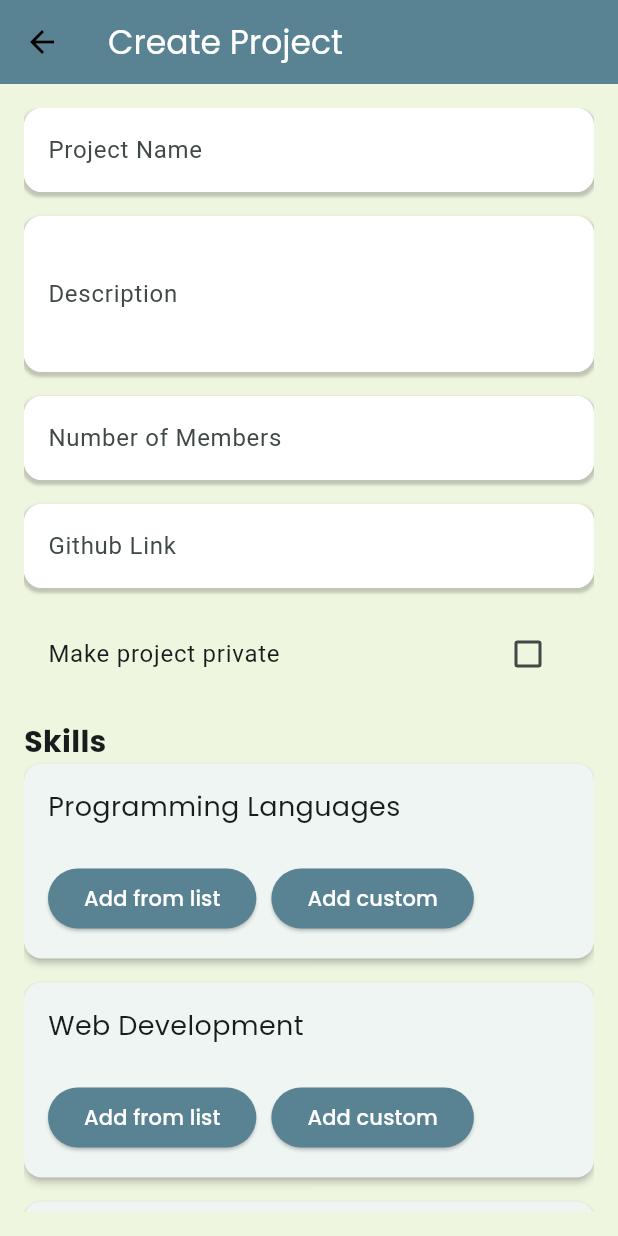
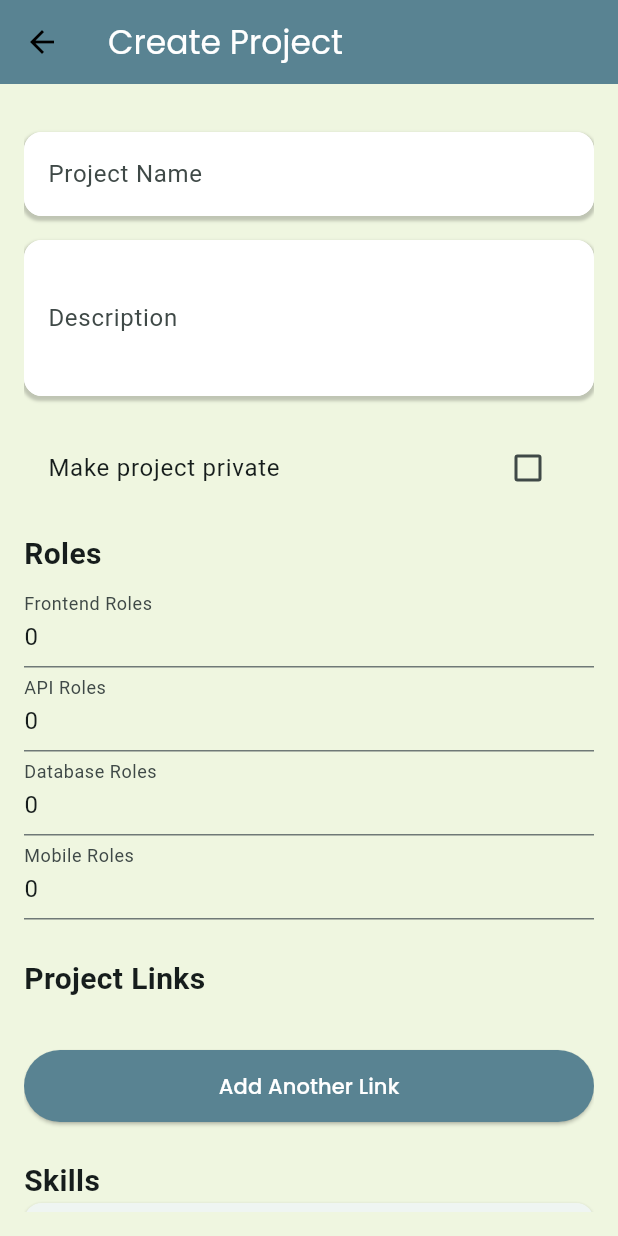
Before and after one commit to lbrown169/Codennect, a Flutter app: the CreateProjectsPage screen opened directly, on a phone screen of 412 x 824 dp. Run offline on Flutter 3.47's test engine with Material 3 defaults, Android fonts, the phone set to English and light mode, and no system bars; our stand-ins replace dio, google_fonts, shared_preferences; accounts and stored records are empty.

Commit message:
Create project updates

```diff
--- a/mobile/lib/integration/create_project_call.dart
+++ b/mobile/lib/integration/create_project_call.dart
@@ -0,0 +1,42 @@
+import 'dart:convert';
+import 'package:http/http.dart' as http;
+
+class CreateProjectCall {
+  static const String baseUrl = 'http://cop4331.tech/api';
+
+  static Future<bool> createProject({
+    required String name,
+    required String description,
+    required bool is_private,
+    required List<String> required_skills,
+    required List<Map<String, dynamic>> fields,
+    required Map<String, int>  roles,
+
+  }) async {
+
+    try {
+      final response = await http.post(
+        Uri.parse('$baseUrl/create-project'),
+        headers: {"Content-Type": "application/json"},
+        body: jsonEncode({
+          'name': name,
+          'description': description,
+          'is_private': is_private,
+          'required_skills': required_skills,
+          'fields': fields,
+          'roles': roles,
+        }),
+      );
+
+      if (response.statusCode == 200) {
+        return true;
+      } else {
+        print('Failed to create project: ${response.statusCode}');
+        return false;
+      }
+    } catch (e) {
+      print('Error during creating project: $e');
+      return false;
+    }
+  }
+}
--- a/mobile/lib/pages/create_project_page.dart
+++ b/mobile/lib/pages/create_project_page.dart
@@ -1,7 +1,9 @@
 import 'package:flutter/material.dart';
 import 'package:google_fonts/google_fonts.dart';
-//import 'package:mobile/integration/create_project_call.dart';
+import 'package:mobile/integration/create_project_call.dart';
 import 'my_projects_page.dart';
+import '../objects/field_details.dart';
+import '../objects/project.dart';
 
 class CreateProjectsPage extends StatefulWidget {
   const CreateProjectsPage({super.key});
@@ -13,11 +15,13 @@ class CreateProjectsPage extends StatefulWidget {
 class _CreateProjectsPageState extends State<CreateProjectsPage> {
   final _nameController = TextEditingController();
   final _descriptionController = TextEditingController();
-  final _memberCountController = TextEditingController();
-  final _githubLinkController = TextEditingController();
   bool _isPrivate = false;
   final _formKey = GlobalKey<FormState>();
-  int _memberCount = 1;
+  int _frontendCount = 0;
+  int _backendCount = 0;
+  int _databaseCount = 0;
+  int _mobileCount = 0;
+  List<Map<String, String>> _links = [];
 
   List<String> programSkills = [];
   List<String> webDevelopmentSkills = [];
@@ -25,9 +29,12 @@ class _CreateProjectsPageState extends State<CreateProjectsPage> {
   List<String> mobileSkills = [];
   List<String> otherToolsSkills = [];
 
+  final _frontendController = TextEditingController(text: '0');
+  final _backendController = TextEditingController(text: '0');
+  final _databaseController = TextEditingController(text: '0');
+  final _mobileController = TextEditingController(text: '0');
   final TextEditingController programLangController = TextEditingController();
-  final TextEditingController webDevelopmentController =
-      TextEditingController();
+  final TextEditingController webDevelopmentController = TextEditingController();
   final TextEditingController backendController = TextEditingController();
   final TextEditingController mobileController = TextEditingController();
   final TextEditingController otherToolsController = TextEditingController();
@@ -83,6 +90,18 @@ class _CreateProjectsPageState extends State<CreateProjectsPage> {
   void addItemFromBank(String item, List<String> list) {
     setState(() {
       if (!list.contains(item)) list.add(item);
+    });
+  }
+
+    void _addLink() {
+    setState(() {
+      _links.add({"label": "", "url": ""});
+    });
+  }
+
+  void _removeLink(int index) {
+    setState(() {
+      _links.removeAt(index);
     });
   }
 
@@ -178,36 +197,57 @@ class _CreateProjectsPageState extends State<CreateProjectsPage> {
   }
 
   void _saveProject() async {
-    //   if (_formKey.currentState?.validate() ?? false) {
-    //     print('Project Name: ${_nameController.text}');
-    //     print('Description: ${_descriptionController.text}');
-    //     print('Member Count: $_memberCount');
-    //     print('Is Private: $_isPrivate');
+      if (_formKey.currentState?.validate() ?? false) {
+        List<String> allSkills = [
+          ...programSkills,
+          ...webDevelopmentSkills,
+          ...backendSkills,
+          ...mobileSkills,
+        ...otherToolsSkills,
+      ];
 
-    //     // final success = await CreateProjectCall.createProject(
-    //     //   name: _nameController.text,
-    //     //   description: _descriptionController.text,
-    //     //   memberLimit: _memberCount,
-    //     // );
+      Map<String, int> roles = {
+        'Frontend': _frontendCount,
+        'API': _backendCount,
+        'Database': _databaseCount,
+        'Mobile': _mobileCount,
+      };
 
-    //     if (success) {
-    //       ScaffoldMessenger.of(context).showSnackBar(
-    //         const SnackBar(content: Text('Project saved successfully!')),
-    //       );
-    //       Navigator.pushReplacement(
-    //         context,
-    //         MaterialPageRoute(builder: (context) => const MyProjectsPage()),
-    //       );
-    //     } else {
-    //       ScaffoldMessenger.of(context).showSnackBar(
-    //         const SnackBar(content: Text('Failed to save project.')),
-    //       );
-    //     }
-    //   } else {
-    //     ScaffoldMessenger.of(context).showSnackBar(
-    //       const SnackBar(content: Text('Please fill in all required fields.')),
-    //     );
-    //   }
+      final success = await CreateProjectCall.createProject(
+        name: _nameController.text.trim(),
+        description: _descriptionController.text.trim(),
+        is_private: _isPrivate,
+        required_skills: allSkills,
+        fields: _links.map((link) {
+          final label = link['label'] ?? '';
+          final url = link['url'] ?? '';
+          return {
+            'name': label,
+            'value': url,
+            'private': false,
+          };
+        }).toList(),
+        roles: roles,
+      );
+
+        if (success) {
+          ScaffoldMessenger.of(context).showSnackBar(
+            const SnackBar(content: Text('Project saved successfully!')),
+          );
+          Navigator.pushReplacement(
+            context,
+            MaterialPageRoute(builder: (context) => const MyProjectsPage()),
+          );
+        } else {
+          ScaffoldMessenger.of(context).showSnackBar(
+            const SnackBar(content: Text('Failed to save project.')),
+          );
+        }
+      } else {
+        ScaffoldMessenger.of(context).showSnackBar(
+          const SnackBar(content: Text('Please fill in all required fields.')),
+        );
+      }
   }
 
   @override
@@ -236,23 +276,13 @@ class _CreateProjectsPageState extends State<CreateProjectsPage> {
           key: _formKey,
           child: ListView(
             children: [
+              const SizedBox(height: 16),
               _buildTextInput('Project Name', _nameController,
                   isRequired: true),
               const SizedBox(height: 16),
               _buildTextInput('Description', _descriptionController,
                   isRequired: true, maxLines: 3),
-              const SizedBox(height: 16),
-              _buildTextInput(
-                'Number of Members',
-                _memberCountController,
-                isNumber: true,
-                onChanged: (val) =>
-                    setState(() => _memberCount = int.tryParse(val) ?? 1),
-              ),
-              const SizedBox(height: 16),
-              _buildTextInput('Github Link', _githubLinkController,
-                  isRequired: false),
-              const SizedBox(height: 16),
+              const SizedBox(height: 20),
               CheckboxListTile(
                 title: Text('Make project private'),
                 value: _isPrivate,
@@ -263,10 +293,57 @@ class _CreateProjectsPageState extends State<CreateProjectsPage> {
                 },
                 activeColor: const Color(0xFF124559),
               ),
-              const SizedBox(height: 16),
-              Text('Skills',
-                  style: GoogleFonts.poppins(
-                      fontWeight: FontWeight.bold, fontSize: 20)),
+              const SizedBox(height: 15),
+              // Roles Section
+              Text('Roles', style: TextStyle(fontSize: 20, fontWeight: FontWeight.bold)),
+              SizedBox(height: 5),
+
+              _buildRoleCountField('Frontend', _frontendController, (value) {
+                _frontendCount = value;
+              }),
+              _buildRoleCountField('API', _backendController, (value) {
+                _backendCount = value;
+              }),
+              _buildRoleCountField('Database', _databaseController, (value) {
+                _databaseCount = value;
+              }),
+              _buildRoleCountField('Mobile', _mobileController, (value) {
+                _mobileCount = value;
+              }),
+              SizedBox(height: 25),
+
+              // Links Section
+              Text('Project Links',
+                  style: TextStyle(fontSize: 20, fontWeight: FontWeight.bold)),
+              SizedBox(height: 8),
+              for (int i = 0; i < _links.length; i++)
+                LinkRow(
+                  link: _links[i],
+                  onLabelChanged: (newLabel) {
+                    setState(() {
+                      _links[i]['label'] = newLabel;
+                    });
+                  },
+                  onUrlChanged: (newUrl) {
+                    setState(() {
+                      _links[i]['url'] = newUrl;
+                    });
+                  },
+                  onRemove: () => _removeLink(i),
+                ),
+                SizedBox(height: 25),
+              ElevatedButton(
+                onPressed: _addLink,
+                style: ElevatedButton.styleFrom(
+                  backgroundColor: const Color(0xFF598392),
+                  padding: const EdgeInsets.symmetric(vertical: 14),
+                ),
+                child: Text('Add Another Link', style: GoogleFonts.poppins(color: Colors.white)),
+              ),
+
+              //Skills section
+              const SizedBox(height: 25),
+              Text('Skills', style: TextStyle(fontSize: 20, fontWeight: FontWeight.bold)),
               buildSection("Programming Languages", programSkills,
                   programLangBank, programLangController, "Enter a skill"),
               buildSection(
@@ -331,29 +408,29 @@ class _CreateProjectsPageState extends State<CreateProjectsPage> {
             borderRadius: BorderRadius.circular(12),
           ),
           enabledBorder: OutlineInputBorder(
-            borderSide: BorderSide(
+            borderSide: const BorderSide(
               color: Colors.transparent, // Border color when not focused
               width: 2.0, // Border width
             ),
             borderRadius: BorderRadius.circular(12), // Same rounded corners
           ),
           focusedBorder: OutlineInputBorder(
-            borderSide: BorderSide(
-              color: const Color.fromARGB(
+            borderSide: const BorderSide(
+              color: Color.fromARGB(
                   255, 80, 145, 142), // Border color when focused
               width: 2.0, // Border width
             ),
             borderRadius: BorderRadius.circular(12), // Same rounded corners
           ),
           errorBorder: OutlineInputBorder(
-            borderSide: BorderSide(
+            borderSide: const BorderSide(
               color: Colors.red, // Border color when there is an error
               width: 2.0, // Border width
             ),
             borderRadius: BorderRadius.circular(12), // Same rounded corners
           ),
           focusedErrorBorder: OutlineInputBorder(
-            borderSide: BorderSide(
+            borderSide: const BorderSide(
               color:
                   Colors.red, // Border color when focused and there's an error
               width: 2.0, // Border width
@@ -369,6 +446,24 @@ class _CreateProjectsPageState extends State<CreateProjectsPage> {
       ),
     );
   }
+
+  Widget _buildRoleCountField(String role, TextEditingController controller, Function(int) onChanged) {
+    return TextFormField(
+    controller: controller,
+    keyboardType: TextInputType.number,
+    decoration: InputDecoration(labelText: '$role Roles'),
+    onChanged: (value) {
+      onChanged(int.tryParse(value) ?? 0);
+    },
+    validator: (value) {
+      if (int.tryParse(value ?? '') == null || int.tryParse(value ?? '')! < 0) {
+        return '$role role count must be a valid number';
+      }
+      return null;
+    },
+  );
+}
+
 
   void openBankDialog(BuildContext context, List<String> bank,
       Function(String) onItemSelected) {
@@ -398,3 +493,43 @@ class _CreateProjectsPageState extends State<CreateProjectsPage> {
     );
   }
 }
+class LinkRow extends StatelessWidget {
+  final Map<String, String> link;
+  final ValueChanged<String> onLabelChanged;
+  final ValueChanged<String> onUrlChanged;
+  final VoidCallback onRemove;
+
+  LinkRow({
+    required this.link,
+    required this.onLabelChanged,
+    required this.onUrlChanged,
+    required this.onRemove,
+  });
+
+  @override
+  Widget build(BuildContext context) {
+    return Row(
+      children: [
+        Expanded(
+          child: TextField(
+            decoration: InputDecoration(labelText: 'Link Label'),
+            onChanged: onLabelChanged,
+            controller: TextEditingController(text: link['label']),
+          ),
+        ),
+        SizedBox(width: 8),
+        Expanded(
+          child: TextField(
+            decoration: InputDecoration(labelText: 'Link URL'),
+            onChanged: onUrlChanged,
+            controller: TextEditingController(text: link['url']),
+          ),
+        ),
+        IconButton(
+          icon: Icon(Icons.remove_circle),
+          onPressed: onRemove,
+        ),
+      ],
+    );
+  }
+}
```
